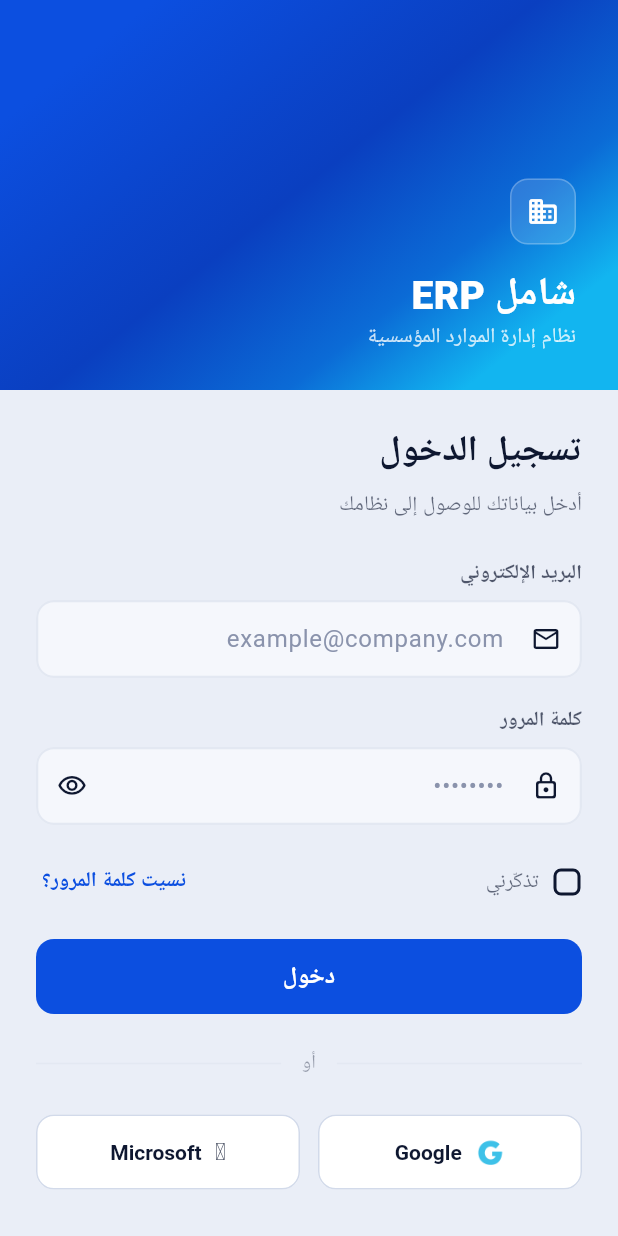
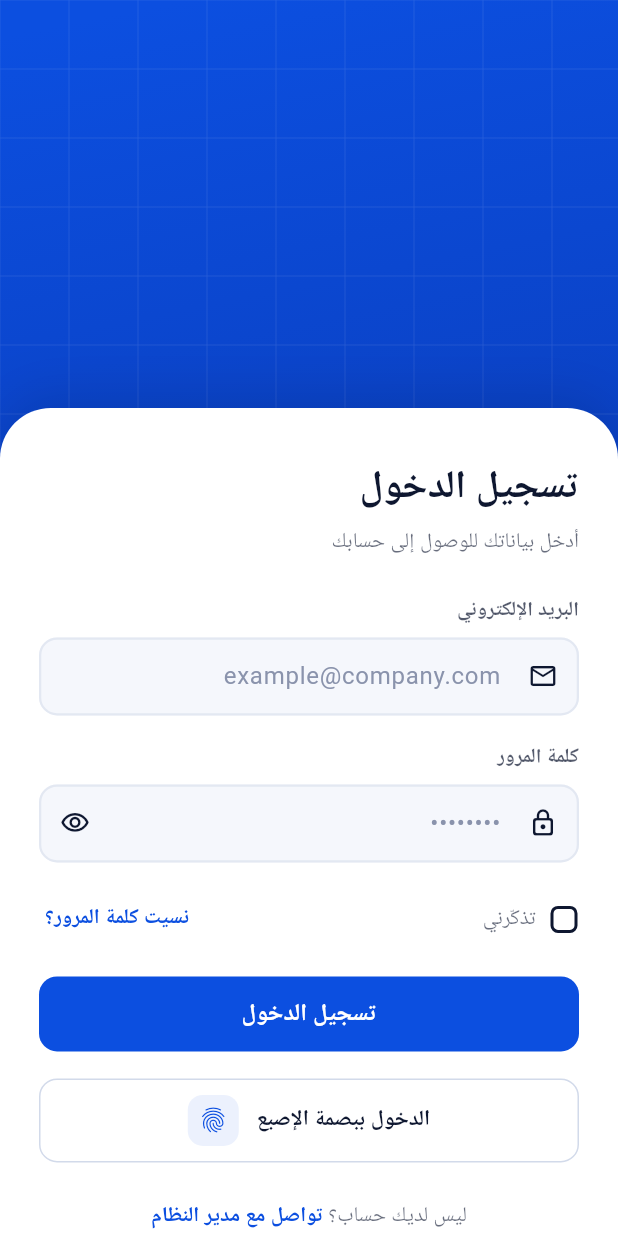
Before and after one commit to kalimido702-maker/Erp, a Flutter app: the screen it shows after launch, on a phone screen of 412 x 824 dp. Run offline on Flutter 3.47's test engine with Material 3 defaults, Android fonts, the phone set to English and light mode, and no system bars; our stand-ins replace connectivity_plus, dartz, dio, easy_localization, equatable, flutter_riverpod and 13 more; missing offline and left inert: encrypt; accounts and stored records are empty; generated files the repository leaves out were written again; Roboto replaces fonts that are missing (Tajawal).

Commit message:
feat(auth): redesign mobile login, wire شاملX logo, remove SSO buttons
Mobile login (matches provided design):
- Full brand gradient background with a floating white card anchored to the
  bottom (~67% height, 34px rounded top corners, soft shadow).
- Card holds the form: "تسجيل الدخول" title, email + password fields,
  remember-me + forgot link, full-width "تسجيل الدخول" button.
- Added biometric "الدخول ببصمة الإصبع" button (fingerprint) on mobile.
- Footer reads "ليس لديك حساب؟ تواصل مع مدير النظام" on mobile.

Logo wiring (شاملX):
- Web brand panel now renders assets/images/shamel_logo_white.png (white
  logo on the gradient); sidebar renders assets/images/shamel_logo.png
  (colored logo on the white sidebar). Both use errorBuilder fallbacks to
  the previous icon+text mark, so the UI never breaks if the file is absent.
  >>> ACTION NEEDED: commit the two PNGs to frontend/assets/images/.

Removed Google/Microsoft SSO buttons and the "أو" divider from both web and
mobile login per request.

Bot: retuned mobile login coordinates for the new card layout.

https://claude.ai/code/session_01JyLFXC6XwZUftiSVNaX6ma

```diff
--- a/frontend/lib/core/routes/app_router.dart
+++ b/frontend/lib/core/routes/app_router.dart
@@ -100,10 +100,15 @@ class SidebarNav extends ConsumerWidget {
       ),
       child: Column(
         children: [
-          // brand
+          // brand — colored شاملX logo (falls back to the icon mark if missing)
           Padding(
             padding: const EdgeInsets.fromLTRB(24, 20, 24, 18),
-            child: Row(
+            child: Image.asset(
+              'assets/images/shamel_logo.png',
+              height: 38,
+              fit: BoxFit.contain,
+              alignment: Alignment.centerRight,
+              errorBuilder: (_, __, ___) => Row(
                 children: [
                   Container(
                     width: 34,
@@ -121,6 +126,7 @@ class SidebarNav extends ConsumerWidget {
                   const SizedBox(width: 11),
                   Text('شامل ERP', style: GoogleFonts.tajawal(fontSize: 17, fontWeight: FontWeight.w800)),
                 ],
+              ),
             ),
           ),
           // store selector
--- a/frontend/lib/features/auth/presentation/pages/login_page.dart
+++ b/frontend/lib/features/auth/presentation/pages/login_page.dart
@@ -102,7 +102,14 @@ class _BrandPanel extends StatelessWidget {
 class _BrandLogo extends StatelessWidget {
   @override
   Widget build(BuildContext context) {
-    return Row(
+    // White شاملX logo on the gradient. Falls back to the icon+text mark if the
+    // asset isn't present yet, so the UI never breaks if the file is missing.
+    return Image.asset(
+      'assets/images/shamel_logo_white.png',
+      height: 52,
+      fit: BoxFit.contain,
+      alignment: Alignment.centerRight,
+      errorBuilder: (_, __, ___) => Row(
         children: [
           Container(
             width: 46,
@@ -124,6 +131,7 @@ class _BrandLogo extends StatelessWidget {
             ),
           ),
         ],
+      ),
     );
   }
 }
@@ -347,58 +355,55 @@ class _MobileLayout extends StatelessWidget {
 
   @override
   Widget build(BuildContext context) {
-    return Column(
-      children: [
-        // gradient hero
-        Container(
-          height: 260,
-          width: double.infinity,
+    final isDark = Theme.of(context).brightness == Brightness.dark;
+    final cardColor = isDark ? AppColors.surfaceDark : Colors.white;
+
+    return Container(
       decoration: const BoxDecoration(
         gradient: LinearGradient(
-              begin: Alignment(-0.5, -1.0),
-              end: Alignment(0.5, 1.0),
+          begin: Alignment(-0.4, -1.0),
+          end: Alignment(0.4, 1.0),
           colors: AppColors.brandGradientColors,
           stops: [0.0, 0.48, 0.78, 1.0],
         ),
       ),
-          padding: const EdgeInsets.fromLTRB(28, 56, 28, 24),
+      child: Stack(
+        children: [
+          // subtle grid texture over the gradient
+          Positioned.fill(
+            child: Opacity(opacity: 0.10, child: CustomPaint(painter: _GridPainter())),
+          ),
+          // floating white form card anchored to the bottom
+          SafeArea(
             child: Column(
-            crossAxisAlignment: CrossAxisAlignment.start,
-            mainAxisAlignment: MainAxisAlignment.end,
               children: [
-              Container(
-                width: 44,
-                height: 44,
+                const Spacer(flex: 33),
+                Expanded(
+                  flex: 67,
+                  child: Container(
+                    width: double.infinity,
                     decoration: BoxDecoration(
-                  color: Colors.white.withAlpha(36),
-                  borderRadius: BorderRadius.circular(12),
-                  border: Border.all(color: Colors.white.withAlpha(60)),
+                      color: cardColor,
+                      borderRadius: const BorderRadius.vertical(top: Radius.circular(34)),
+                      boxShadow: [
+                        BoxShadow(
+                          color: Colors.black.withAlpha(28),
+                          blurRadius: 30,
+                          offset: const Offset(0, -8),
                         ),
-                child: const Icon(Icons.business_rounded, color: Colors.white, size: 22),
+                      ],
                     ),
-              const SizedBox(height: 14),
-              Text(
-                'شامل ERP',
-                style: GoogleFonts.tajawal(fontSize: 26, fontWeight: FontWeight.w800, color: Colors.white),
+                    child: SingleChildScrollView(
+                      padding: const EdgeInsets.fromLTRB(26, 34, 26, 26),
+                      child: const _LoginForm(mobile: true),
                     ),
-              Text(
-                'نظام إدارة الموارد المؤسسية',
-                style: GoogleFonts.tajawal(fontSize: 14, color: Colors.white.withAlpha(200)),
+                  ),
                 ),
               ],
             ),
           ),
-        // form card
-        Expanded(
-          child: Container(
-            color: AppColors.bg,
-            child: SingleChildScrollView(
-              padding: const EdgeInsets.all(24),
-              child: const _LoginForm(compact: true),
+        ],
       ),
-          ),
-        ),
-      ],
     );
   }
 }
@@ -408,8 +413,8 @@ class _MobileLayout extends StatelessWidget {
 // ─────────────────────────────────────────────────────────────────────────────
 
 class _LoginForm extends ConsumerStatefulWidget {
-  final bool compact;
-  const _LoginForm({this.compact = false});
+  final bool mobile;
+  const _LoginForm({this.mobile = false});
 
   @override
   ConsumerState<_LoginForm> createState() => _LoginFormState();
@@ -459,15 +464,15 @@ class _LoginFormState extends ConsumerState<_LoginForm> {
       child: Column(
         crossAxisAlignment: CrossAxisAlignment.stretch,
         children: [
-          if (!widget.compact) ...[
+          if (!widget.mobile) ...[
             Text('مرحبًا بعودتك', style: GoogleFonts.tajawal(fontSize: 29, fontWeight: FontWeight.w800, letterSpacing: -0.4, color: cs.onSurface)),
             const SizedBox(height: 8),
             Text('أدخل بياناتك للوصول إلى نظامك', style: GoogleFonts.tajawal(fontSize: 15, color: cs.onSurface.withAlpha(160))),
             const SizedBox(height: 30),
           ] else ...[
-            Text('تسجيل الدخول', style: GoogleFonts.tajawal(fontSize: 24, fontWeight: FontWeight.w800, color: cs.onSurface)),
+            Text('تسجيل الدخول', style: GoogleFonts.tajawal(fontSize: 26, fontWeight: FontWeight.w800, color: cs.onSurface)),
             const SizedBox(height: 8),
-            Text('أدخل بياناتك للوصول إلى نظامك', style: GoogleFonts.tajawal(fontSize: 14, color: cs.onSurface.withAlpha(160))),
+            Text('أدخل بياناتك للوصول إلى حسابك', style: GoogleFonts.tajawal(fontSize: 14, color: cs.onSurface.withAlpha(160))),
             const SizedBox(height: 24),
           ],
           // email field
@@ -534,47 +539,91 @@ class _LoginFormState extends ConsumerState<_LoginForm> {
             onPressed: authState.isLoading ? null : _submit,
             child: authState.isLoading
                 ? const SizedBox(width: 22, height: 22, child: CircularProgressIndicator(color: Colors.white, strokeWidth: 2.5))
-                : Text('دخول', style: GoogleFonts.tajawal(fontWeight: FontWeight.w700, fontSize: 16)),
+                : Text(
+                    widget.mobile ? 'تسجيل الدخول' : 'دخول',
+                    style: GoogleFonts.tajawal(fontWeight: FontWeight.w700, fontSize: 16),
                   ),
-          // OR divider
-          Padding(
-            padding: const EdgeInsets.symmetric(vertical: 24),
-            child: Row(
-              children: [
-                Expanded(child: Divider(color: cs.outline, thickness: 1)),
-                Padding(
-                  padding: const EdgeInsets.symmetric(horizontal: 14),
-                  child: Text('أو', style: GoogleFonts.tajawal(fontSize: 13, color: cs.onSurface.withAlpha(100))),
           ),
-                Expanded(child: Divider(color: cs.outline, thickness: 1)),
+          if (widget.mobile) ...[
+            const SizedBox(height: 18),
+            _BiometricButton(),
+            const SizedBox(height: 26),
+            Center(
+              child: _SignupHint(
+                lead: 'ليس لديك حساب؟ ',
+                action: 'تواصل مع مدير النظام',
+              ),
+            ),
+          ] else ...[
+            const SizedBox(height: 30),
+            Center(
+              child: _SignupHint(
+                lead: 'ليس لديك حساب؟ ',
+                action: 'سجّل مجانًا',
+              ),
+            ),
+          ],
         ],
       ),
+    );
+  }
+}
+
+class _BiometricButton extends StatelessWidget {
+  @override
+  Widget build(BuildContext context) {
+    final cs = Theme.of(context).colorScheme;
+    return OutlinedButton(
+      onPressed: () {},
+      style: OutlinedButton.styleFrom(
+        backgroundColor: cs.surface,
+        foregroundColor: cs.onSurface,
+        side: BorderSide(color: cs.outlineVariant),
+        padding: const EdgeInsets.symmetric(vertical: 11),
       ),
-          // SSO buttons
-          Row(
+      child: Row(
+        mainAxisAlignment: MainAxisAlignment.center,
         children: [
-              Expanded(child: _SsoButton(icon: '🇬', label: 'Google')),
+          Text(
+            'الدخول ببصمة الإصبع',
+            style: GoogleFonts.tajawal(fontWeight: FontWeight.w700, fontSize: 14.5),
+          ),
           const SizedBox(width: 12),
-              Expanded(child: _SsoButton(icon: '🪟', label: 'Microsoft')),
+          Container(
+            width: 34,
+            height: 34,
+            decoration: BoxDecoration(
+              color: cs.primary.withAlpha(20),
+              borderRadius: BorderRadius.circular(10),
+            ),
+            child: Icon(Icons.fingerprint_rounded, color: cs.primary, size: 20),
+          ),
         ],
       ),
-          const SizedBox(height: 30),
-          Center(
-            child: Text.rich(
+    );
+  }
+}
+
+class _SignupHint extends StatelessWidget {
+  final String lead;
+  final String action;
+  const _SignupHint({required this.lead, required this.action});
+
+  @override
+  Widget build(BuildContext context) {
+    final cs = Theme.of(context).colorScheme;
+    return Text.rich(
       TextSpan(
-                text: 'ليس لديك حساب؟ ',
+        text: lead,
         style: GoogleFonts.tajawal(fontSize: 14, color: cs.onSurface.withAlpha(160)),
         children: [
           WidgetSpan(
+            alignment: PlaceholderAlignment.middle,
             child: GestureDetector(
               onTap: () {},
               child: Text(
-                        'سجّل مجانًا',
+                action,
                 style: GoogleFonts.tajawal(fontSize: 14, fontWeight: FontWeight.w700, color: cs.primary),
-                      ),
-                    ),
-                  ),
-                ],
               ),
             ),
           ),
@@ -625,34 +674,6 @@ class _RememberMe extends StatelessWidget {
   }
 }
 
-class _SsoButton extends StatelessWidget {
-  final String icon;
-  final String label;
-  const _SsoButton({required this.icon, required this.label});
-
-  @override
-  Widget build(BuildContext context) {
-    final cs = Theme.of(context).colorScheme;
-    return OutlinedButton(
-      onPressed: () {},
-      style: OutlinedButton.styleFrom(
-        backgroundColor: cs.surface,
-        foregroundColor: cs.onSurface,
-        side: BorderSide(color: cs.outlineVariant),
-        padding: const EdgeInsets.symmetric(vertical: 12),
-      ),
-      child: Row(
-        mainAxisAlignment: MainAxisAlignment.center,
-        children: [
-          Text(icon, style: const TextStyle(fontSize: 16)),
-          const SizedBox(width: 9),
-          Text(label, style: GoogleFonts.tajawal(fontWeight: FontWeight.w700, fontSize: 14)),
-        ],
-      ),
-    );
-  }
-}
-
 // ─────────────────────────────────────────────────────────────────────────────
 // Grid painter for brand panel background
 // ─────────────────────────────────────────────────────────────────────────────
```
Also changed, not shown: 1 other file. Lines whose indentation alone changed are shown as unchanged.
